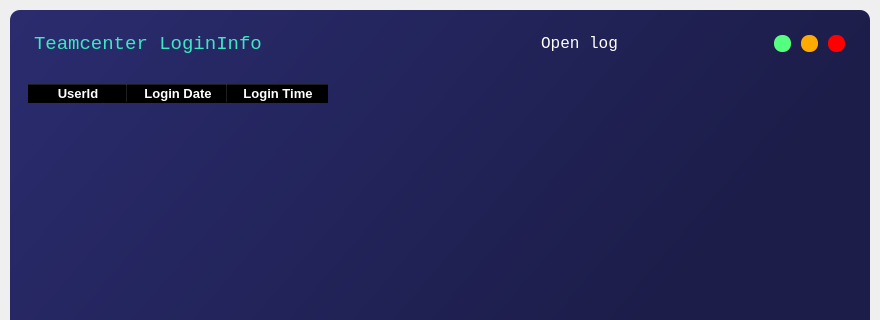
Above: mainWindow.ui from iamwcb/loginLog before the change; both pictures show x 0 to 880 and y 0 to 320 of the 880 by 1021 pixel window. Below: the same form after it.
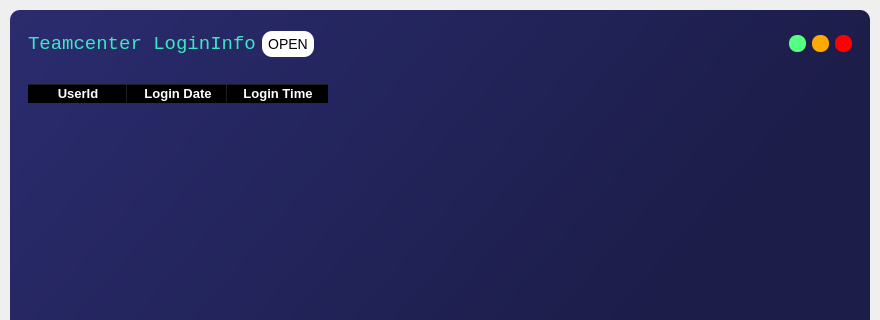
That is the form after the change.

Commit message: modify open button

What changed in the file:
```diff
--- a/mainWindow.ui
+++ b/mainWindow.ui
@@ -103,21 +103,6 @@
              <enum>QFrame::Raised</enum>
             </property>
             <layout class="QHBoxLayout" name="horizontalLayout_5">
-             <property name="spacing">
-              <number>0</number>
-             </property>
-             <property name="leftMargin">
-              <number>15</number>
-             </property>
-             <property name="topMargin">
-              <number>0</number>
-             </property>
-             <property name="rightMargin">
-              <number>0</number>
-             </property>
-             <property name="bottomMargin">
-              <number>0</number>
-             </property>
              <item>
               <widget class="QLabel" name="label_title">
                <property name="font">
@@ -137,17 +122,50 @@
              <item>
               <widget class="QPushButton" name="openBtn">
                <property name="styleSheet">
-                <string notr="true">QPushButton{
-color: white;
-font-family: consolas;
-font : 16px;}
+                <string notr="true">                     QPushButton
+                     {text-align : center;
+                     background-color : white;
+                     font: bold;
+                     border-color: gray;
+                     border-width: 2px;
+                     border-radius: 10px;
+                     padding: 6px;
+                     height : 14px;
+                     font : 14px;}
+                     QPushButton:pressed
+                     {text-align : center;
+                     background-color : light gray;
+                     font: bold;
+font-color:white;
+                     border-color: gray;
+                     border-width: 2px;
+                     border-radius: 10px;
+                     padding: 6px;
+                     height : 14px;
+                     font : 14px;}
+QPushButton:hover {	
+	background-color: rgb(60, 231, 195);
+}
 </string>
                </property>
                <property name="text">
-                <string>Open log</string>
+                <string>OPEN</string>
                </property>
               </widget>
              </item>
+             <item>
+              <spacer name="horizontalSpacer">
+               <property name="orientation">
+                <enum>Qt::Horizontal</enum>
+               </property>
+               <property name="sizeHint" stdset="0">
+                <size>
+                 <width>40</width>
+                 <height>20</height>
+                </size>
+               </property>
+              </spacer>
+             </item>
             </layout>
            </widget>
           </item>
```
The commit also changes 4 other files.
